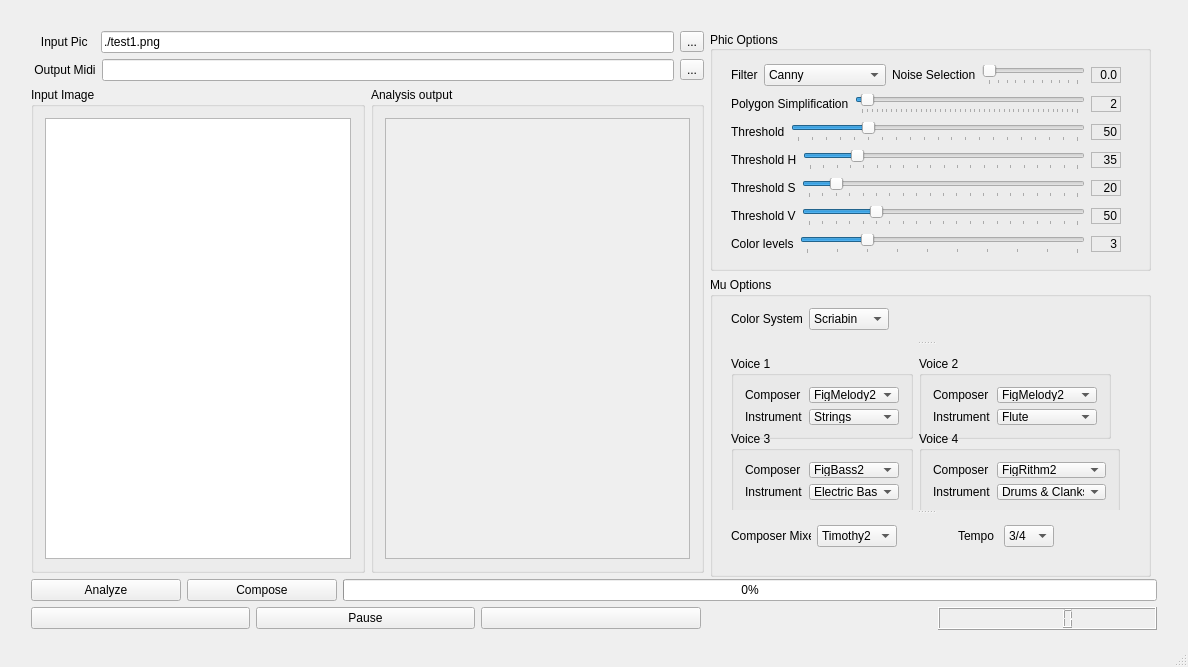
The window that GUI/GUIQt/guimupic.ui (ImageBasedComposing/muphic) describes before a commit, drawn with Qt 5.
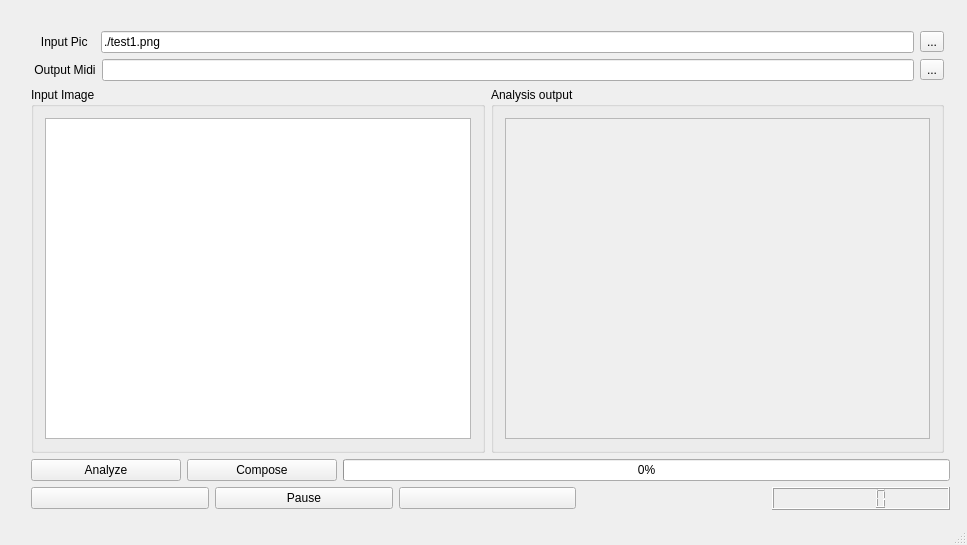
The same window after the commit. Icons and pictures are not drawn. Custom widgets are drawn as their Qt base class.

Commit message: + Cambiada la interfaz para que sea mas manejable + Reinstale Qt en C ya ejecuta bien phonon en mi pc... - No consigo hacer que se cierre todo al darle a cerrar solo a una de las ventanas... - Hay que compilar la GUI no me deja mandar el .exe

```diff
--- a/GUI/GUIQt/guimupic.ui
+++ b/GUI/GUIQt/guimupic.ui
@@ -6,8 +6,8 @@
    <rect>
     <x>0</x>
     <y>0</y>
-    <width>1188</width>
-    <height>667</height>
+    <width>967</width>
+    <height>545</height>
    </rect>
   </property>
   <property name="windowTitle">
@@ -19,8 +19,8 @@
      <rect>
       <x>10</x>
       <y>10</y>
-      <width>1171</width>
-      <height>631</height>
+      <width>951</width>
+      <height>511</height>
      </rect>
     </property>
     <layout class="QGridLayout" name="gridLayout_3">
@@ -151,8 +151,8 @@
                 <rect>
                  <x>0</x>
                  <y>0</y>
-                 <width>311</width>
-                 <height>453</height>
+                 <width>436</width>
+                 <height>333</height>
                 </rect>
                </property>
                <property name="sizePolicy">
@@ -177,26 +177,7 @@
        </item>
       </layout>
      </item>
-     <item row="1" column="3">
-      <layout class="QVBoxLayout" name="verticalLayout_2"/>
-     </item>
-     <item row="1" column="4">
-      <spacer name="horizontalSpacer_3">
-       <property name="orientation">
-        <enum>Qt::Horizontal</enum>
-       </property>
-       <property name="sizeType">
-        <enum>QSizePolicy::Fixed</enum>
-       </property>
-       <property name="sizeHint" stdset="0">
-        <size>
-         <width>13</width>
-         <height>20</height>
-        </size>
-       </property>
-      </spacer>
-     </item>
-     <item row="2" column="1" colspan="3">
+     <item row="2" column="1" colspan="2">
       <layout class="QVBoxLayout" name="verticalLayout">
        <item>
         <layout class="QHBoxLayout" name="horizontalLayout_2">
@@ -330,1123 +311,6 @@
        </property>
       </spacer>
      </item>
-     <item row="1" column="2">
-      <layout class="QVBoxLayout" name="verticalLayout_5">
-       <property name="sizeConstraint">
-        <enum>QLayout::SetFixedSize</enum>
-       </property>
-       <item>
-        <widget class="QGroupBox" name="groupBox_2">
-         <property name="sizePolicy">
-          <sizepolicy hsizetype="Fixed" vsizetype="Expanding">
-           <horstretch>0</horstretch>
-           <verstretch>0</verstretch>
-          </sizepolicy>
-         </property>
-         <property name="minimumSize">
-          <size>
-           <width>441</width>
-           <height>240</height>
-          </size>
-         </property>
-         <property name="maximumSize">
-          <size>
-           <width>441</width>
-           <height>16777215</height>
-          </size>
-         </property>
-         <property name="title">
-          <string>Phic Options</string>
-         </property>
-         <property name="alignment">
-          <set>Qt::AlignLeading|Qt::AlignLeft|Qt::AlignVCenter</set>
-         </property>
-         <widget class="QWidget" name="layoutWidget">
-          <property name="geometry">
-           <rect>
-            <x>10</x>
-            <y>20</y>
-            <width>412</width>
-            <height>220</height>
-           </rect>
-          </property>
-          <layout class="QVBoxLayout" name="verticalLayout_4">
-           <item>
-            <layout class="QHBoxLayout" name="horizontalLayout_6">
-             <item>
-              <widget class="QLabel" name="label">
-               <property name="sizePolicy">
-                <sizepolicy hsizetype="Fixed" vsizetype="Preferred">
-                 <horstretch>0</horstretch>
-                 <verstretch>0</verstretch>
-                </sizepolicy>
-               </property>
-               <property name="text">
-                <string>Filter</string>
-               </property>
-              </widget>
-             </item>
-             <item>
-              <widget class="QComboBox" name="filterSelComboBox">
-               <property name="currentIndex">
-                <number>2</number>
-               </property>
-               <item>
-                <property name="text">
-                 <string>Threshold</string>
-                </property>
-               </item>
-               <item>
-                <property name="text">
-                 <string>Adaptative Threshold</string>
-                </property>
-               </item>
-               <item>
-                <property name="text">
-                 <string>Canny</string>
-                </property>
-               </item>
-               <item>
-                <property name="text">
-                 <string>Hue Division</string>
-                </property>
-               </item>
-               <item>
-                <property name="text">
-                 <string>Multiple Threshold</string>
-                </property>
-               </item>
-              </widget>
-             </item>
-             <item>
-              <spacer name="horizontalSpacer">
-               <property name="orientation">
-                <enum>Qt::Horizontal</enum>
-               </property>
-               <property name="sizeType">
-                <enum>QSizePolicy::Expanding</enum>
-               </property>
-               <property name="sizeHint" stdset="0">
-                <size>
-                 <width>20</width>
-                 <height>20</height>
-                </size>
-               </property>
-              </spacer>
-             </item>
-             <item>
-              <widget class="QLabel" name="label_4">
-               <property name="text">
-                <string>Noise Selection</string>
-               </property>
-              </widget>
-             </item>
-             <item>
-              <widget class="QSlider" name="horizontalSlider_3">
-               <property name="minimumSize">
-                <size>
-                 <width>103</width>
-                 <height>0</height>
-                </size>
-               </property>
-               <property name="maximum">
-                <number>100</number>
-               </property>
-               <property name="singleStep">
-                <number>1</number>
-               </property>
-               <property name="pageStep">
-                <number>10</number>
-               </property>
-               <property name="value">
-                <number>0</number>
-               </property>
-               <property name="orientation">
-                <enum>Qt::Horizontal</enum>
-               </property>
-               <property name="tickPosition">
-                <enum>QSlider::TicksBelow</enum>
-               </property>
-               <property name="tickInterval">
-                <number>10</number>
-               </property>
-              </widget>
-             </item>
-             <item>
-              <widget class="QLabel" name="noiseLabel">
-               <property name="sizePolicy">
-                <sizepolicy hsizetype="Fixed" vsizetype="Fixed">
-                 <horstretch>0</horstretch>
-                 <verstretch>0</verstretch>
-                </sizepolicy>
-               </property>
-               <property name="minimumSize">
-                <size>
-                 <width>30</width>
-                 <height>0</height>
-                </size>
-               </property>
-               <property name="maximumSize">
-                <size>
-                 <width>30</width>
-                 <height>16777215</height>
-                </size>
-               </property>
-               <property name="frameShape">
-                <enum>QFrame::StyledPanel</enum>
-               </property>
-               <property name="text">
-                <string>0.0</string>
-               </property>
-               <property name="alignment">
-                <set>Qt::AlignRight|Qt::AlignTrailing|Qt::AlignVCenter</set>
-               </property>
-              </widget>
-             </item>
-            </layout>
-           </item>
-           <item>
-            <layout class="QHBoxLayout" name="horizontalLayout_7">
-             <item>
-              <widget class="QLabel" name="label_3">
-               <property name="sizePolicy">
-                <sizepolicy hsizetype="Fixed" vsizetype="Preferred">
-                 <horstretch>0</horstretch>
-                 <verstretch>0</verstretch>
-                </sizepolicy>
-               </property>
-               <property name="text">
-                <string>Polygon Simplification</string>
-               </property>
-              </widget>
-             </item>
-             <item>
-              <widget class="QSlider" name="horizontalSlider_6">
-               <property name="minimum">
-                <number>1</number>
-               </property>
-               <property name="maximum">
-                <number>45</number>
-               </property>
-               <property name="value">
-                <number>2</number>
-               </property>
-               <property name="orientation">
-                <enum>Qt::Horizontal</enum>
-               </property>
-               <property name="tickPosition">
-                <enum>QSlider::TicksBelow</enum>
-               </property>
-               <property name="tickInterval">
-                <number>1</number>
-               </property>
-              </widget>
-             </item>
-             <item>
-              <widget class="QLabel" name="labelPolSimp">
-               <property name="sizePolicy">
-                <sizepolicy hsizetype="Fixed" vsizetype="Fixed">
-                 <horstretch>0</horstretch>
-                 <verstretch>0</verstretch>
-                </sizepolicy>
-               </property>
-               <property name="minimumSize">
-                <size>
-                 <width>30</width>
-                 <height>0</height>
-                </size>
-               </property>
-               <property name="maximumSize">
-                <size>
-                 <width>30</width>
-                 <height>16777215</height>
-                </size>
-               </property>
-               <property name="frameShape">
-                <enum>QFrame::StyledPanel</enum>
-               </property>
-               <property name="text">
-                <string>2</string>
-               </property>
-               <property name="alignment">
-                <set>Qt::AlignRight|Qt::AlignTrailing|Qt::AlignVCenter</set>
-               </property>
-              </widget>
-             </item>
-            </layout>
-           </item>
-           <item>
-            <layout class="QHBoxLayout" name="horizontalLayout_8">
-             <item>
-              <widget class="QLabel" name="label_2">
-               <property name="text">
-                <string>Threshold</string>
-               </property>
-              </widget>
-             </item>
-             <item>
-              <widget class="QSlider" name="horizontalSlider_2">
-               <property name="enabled">
-                <bool>true</bool>
-               </property>
-               <property name="maximum">
-                <number>200</number>
-               </property>
-               <property name="value">
-                <number>50</number>
-               </property>
-               <property name="orientation">
-                <enum>Qt::Horizontal</enum>
-               </property>
-               <property name="tickPosition">
-                <enum>QSlider::TicksBelow</enum>
-               </property>
-               <property name="tickInterval">
-                <number>10</number>
-               </property>
-              </widget>
-             </item>
-             <item>
-              <widget class="QLabel" name="tLabel">
-               <property name="enabled">
-                <bool>true</bool>
-               </property>
-               <property name="sizePolicy">
-                <sizepolicy hsizetype="Fixed" vsizetype="Fixed">
-                 <horstretch>0</horstretch>
-                 <verstretch>0</verstretch>
-                </sizepolicy>
-               </property>
-               <property name="minimumSize">
-                <size>
-                 <width>30</width>
-                 <height>0</height>
-                </size>
-               </property>
-               <property name="maximumSize">
-                <size>
-                 <width>30</width>
-                 <height>16777215</height>
-                </size>
-               </property>
-               <property name="frameShape">
-                <enum>QFrame::StyledPanel</enum>
-               </property>
-               <property name="text">
-                <string>50</string>
-               </property>
-               <property name="alignment">
-                <set>Qt::AlignRight|Qt::AlignTrailing|Qt::AlignVCenter</set>
-               </property>
-              </widget>
-             </item>
-            </layout>
-           </item>
-           <item>
-            <layout class="QHBoxLayout" name="horizontalLayout_9">
-             <item>
-              <widget class="QLabel" name="label_ThresholdH">
-               <property name="text">
-                <string>Threshold H</string>
-               </property>
-              </widget>
-             </item>
-             <item>
-              <widget class="QSlider" name="horizontalSliderTH">
-               <property name="enabled">
-                <bool>true</bool>
-               </property>
-               <property name="maximum">
-                <number>200</number>
-               </property>
-               <property name="value">
-                <number>35</number>
-               </property>
-               <property name="orientation">
-                <enum>Qt::Horizontal</enum>
-               </property>
-               <property name="tickPosition">
-                <enum>QSlider::TicksBelow</enum>
-               </property>
-               <property name="tickInterval">
-                <number>10</number>
-               </property>
-              </widget>
-             </item>
-             <item>
-              <widget class="QLabel" name="labelThresholdH">
-               <property name="sizePolicy">
-                <sizepolicy hsizetype="Fixed" vsizetype="Fixed">
-                 <horstretch>0</horstretch>
-                 <verstretch>0</verstretch>
-                </sizepolicy>
-               </property>
-               <property name="minimumSize">
-                <size>
-                 <width>30</width>
-                 <height>0</height>
-                </size>
-               </property>
-               <property name="frameShape">
-                <enum>QFrame::StyledPanel</enum>
-               </property>
-               <property name="text">
-                <string>35</string>
-               </property>
-               <property name="alignment">
-                <set>Qt::AlignRight|Qt::AlignTrailing|Qt::AlignVCenter</set>
-               </property>
-              </widget>
-             </item>
-            </layout>
-           </item>
-           <item>
-            <layout class="QHBoxLayout" name="horizontalLayout_10">
-             <item>
-              <widget class="QLabel" name="label_ThresholdS">
-               <property name="text">
-                <string>Threshold S</string>
-               </property>
-              </widget>
-             </item>
-             <item>
-              <widget class="QSlider" name="horizontalSliderTS">
-               <property name="enabled">
-                <bool>true</bool>
-               </property>
-               <property name="maximum">
-                <number>200</number>
-               </property>
-               <property name="value">
-                <number>20</number>
-               </property>
-               <property name="orientation">
-                <enum>Qt::Horizontal</enum>
-               </property>
-               <property name="tickPosition">
-                <enum>QSlider::TicksBelow</enum>
-               </property>
-               <property name="tickInterval">
-                <number>10</number>
-               </property>
-              </widget>
-             </item>
-             <item>
-              <widget class="QLabel" name="labelThresholdS">
-               <property name="sizePolicy">
-                <sizepolicy hsizetype="Fixed" vsizetype="Fixed">
-                 <horstretch>0</horstretch>
-                 <verstretch>0</verstretch>
-                </sizepolicy>
-               </property>
-               <property name="minimumSize">
-                <size>
-                 <width>30</width>
-                 <height>0</height>
-                </size>
-               </property>
-               <property name="frameShape">
-                <enum>QFrame::StyledPanel</enum>
-               </property>
-               <property name="text">
-                <string>20</string>
-               </property>
-               <property name="alignment">
-                <set>Qt::AlignRight|Qt::AlignTrailing|Qt::AlignVCenter</set>
-               </property>
-              </widget>
-             </item>
-            </layout>
-           </item>
-           <item>
-            <layout class="QHBoxLayout" name="horizontalLayout_11">
-             <item>
-              <widget class="QLabel" name="label_ThresholdV">
-               <property name="text">
-                <string>Threshold V</string>
-               </property>
-              </widget>
-             </item>
-             <item>
-              <widget class="QSlider" name="horizontalSliderTV">
-               <property name="enabled">
-                <bool>true</bool>
-               </property>
-               <property name="maximum">
-                <number>200</number>
-               </property>
-               <property name="value">
-                <number>50</number>
-               </property>
-               <property name="orientation">
-                <enum>Qt::Horizontal</enum>
-               </property>
-               <property name="tickPosition">
-                <enum>QSlider::TicksBelow</enum>
-               </property>
-               <property name="tickInterval">
-                <number>10</number>
-               </property>
-              </widget>
-             </item>
-             <item>
-              <widget class="QLabel" name="labelThresholdV">
-               <property name="sizePolicy">
-                <sizepolicy hsizetype="Fixed" vsizetype="Fixed">
-                 <horstretch>0</horstretch>
-                 <verstretch>0</verstretch>
-                </sizepolicy>
-               </property>
-               <property name="minimumSize">
-                <size>
-                 <width>30</width>
-                 <height>0</height>
-                </size>
-               </property>
-               <property name="frameShape">
-                <enum>QFrame::StyledPanel</enum>
-               </property>
-               <property name="text">
-                <string>50</string>
-               </property>
-               <property name="alignment">
-                <set>Qt::AlignRight|Qt::AlignTrailing|Qt::AlignVCenter</set>
-               </property>
-              </widget>
-             </item>
-            </layout>
-           </item>
-           <item>
-            <layout class="QHBoxLayout" name="horizontalLayout">
-             <item>
-              <widget class="QLabel" name="label_ColorLevels">
-               <property name="text">
-                <string>Color levels</string>
-               </property>
-              </widget>
-             </item>
-             <item>
-              <widget class="QSlider" name="horizontalSlider_colorLevels">
-               <property name="minimum">
-                <number>1</number>
-               </property>
-               <property name="maximum">
-                <number>10</number>
-               </property>
-               <property name="value">
-                <number>3</number>
-               </property>
-               <property name="orientation">
-                <enum>Qt::Horizontal</enum>
-               </property>
-               <property name="tickPosition">
-                <enum>QSlider::TicksBelow</enum>
-               </property>
-               <property name="tickInterval">
-                <number>1</number>
-               </property>
-              </widget>
-             </item>
-             <item>
-              <widget class="QLabel" name="labelColorLevels">
-               <property name="sizePolicy">
-                <sizepolicy hsizetype="Fixed" vsizetype="Fixed">
-                 <horstretch>0</horstretch>
-                 <verstretch>0</verstretch>
-                </sizepolicy>
-               </property>
-               <property name="minimumSize">
-                <size>
-                 <width>30</width>
-                 <height>0</height>
-                </size>
-               </property>
-               <property name="frameShape">
-                <enum>QFrame::StyledPanel</enum>
-               </property>
-               <property name="text">
-                <string>3</string>
-               </property>
-               <property name="alignment">
-                <set>Qt::AlignRight|Qt::AlignTrailing|Qt::AlignVCenter</set>
-               </property>
-              </widget>
-             </item>
-            </layout>
-           </item>
-          </layout>
-         </widget>
-        </widget>
-       </item>
-       <item>
-        <widget class="QGroupBox" name="groupBox_3">
-         <property name="sizePolicy">
-          <sizepolicy hsizetype="Fixed" vsizetype="Expanding">
-           <horstretch>0</horstretch>
-           <verstretch>0</verstretch>
-          </sizepolicy>
-         </property>
-         <property name="minimumSize">
-          <size>
-           <width>441</width>
-           <height>300</height>
-          </size>
-         </property>
-         <property name="maximumSize">
-          <size>
-           <width>441</width>
-           <height>16777215</height>
-          </size>
-         </property>
-         <property name="title">
-          <string>Mu Options</string>
-         </property>
-         <widget class="QSplitter" name="splitter">
-          <property name="geometry">
-           <rect>
-            <x>10</x>
-            <y>20</y>
-            <width>411</width>
-            <height>261</height>
-           </rect>
-          </property>
-          <property name="orientation">
-           <enum>Qt::Vertical</enum>
-          </property>
-          <widget class="QWidget" name="layoutWidget">
-           <layout class="QHBoxLayout" name="horizontalLayout_12">
-            <item>
-             <widget class="QLabel" name="label_reconColors">
-              <property name="text">
-               <string>Color System</string>
-              </property>
-             </widget>
-            </item>
-            <item>
-             <widget class="QComboBox" name="comboBox_reconColors">
-              <property name="sizePolicy">
-               <sizepolicy hsizetype="MinimumExpanding" vsizetype="Fixed">
-                <horstretch>0</horstretch>
-                <verstretch>0</verstretch>
-               </sizepolicy>
-              </property>
-              <property name="minimumSize">
-               <size>
-                <width>80</width>
-                <height>0</height>
-               </size>
-              </property>
-              <property name="maximumSize">
-               <size>
-                <width>80</width>
-                <height>16777215</height>
-               </size>
-              </property>
-              <property name="currentIndex">
-               <number>2</number>
-              </property>
-              <item>
-               <property name="text">
-                <string>Demo1</string>
-               </property>
-              </item>
-              <item>
-               <property name="text">
-                <string>Demo2</string>
-               </property>
-              </item>
-              <item>
-               <property name="text">
-                <string>Scriabin</string>
-               </property>
-              </item>
-             </widget>
-            </item>
-            <item>
-             <spacer name="horizontalSpacer_4">
-              <property name="orientation">
-               <enum>Qt::Horizontal</enum>
-              </property>
-              <property name="sizeHint" stdset="0">
-               <size>
-                <width>40</width>
-                <height>20</height>
-               </size>
-              </property>
-             </spacer>
-            </item>
-           </layout>
-          </widget>
-          <widget class="QWidget" name="layoutWidget">
-           <layout class="QGridLayout" name="gridLayout_5">
-            <item row="0" column="0">
-             <widget class="QGroupBox" name="groupBox_v1">
-              <property name="sizePolicy">
-               <sizepolicy hsizetype="Fixed" vsizetype="MinimumExpanding">
-                <horstretch>0</horstretch>
-                <verstretch>0</verstretch>
-               </sizepolicy>
-              </property>
-              <property name="minimumSize">
-               <size>
-                <width>179</width>
-                <height>83</height>
-               </size>
-              </property>
-              <property name="title">
-               <string>Voice 1</string>
-              </property>
-              <layout class="QGridLayout" name="gridLayout_6">
-               <item row="0" column="0">
-                <widget class="QLabel" name="label_v1Composer">
-                 <property name="text">
-                  <string>Composer</string>
-                 </property>
-                </widget>
-               </item>
-               <item row="0" column="1">
-                <widget class="QComboBox" name="comboBox_v1Composer">
-                 <property name="currentIndex">
-                  <number>2</number>
-                 </property>
-                 <item>
-                  <property name="text">
-                   <string>Demo1</string>
-                  </property>
-                 </item>
-                 <item>
-                  <property name="text">
-                   <string>Demo2</string>
-                  </property>
-                 </item>
-                 <item>
-                  <property name="text">
-                   <string>FigMelody2</string>
-                  </property>
-                 </item>
-                </widget>
-               </item>
-               <item row="1" column="0">
-                <widget class="QLabel" name="label_v1Instrument">
-                 <property name="text">
-                  <string>Instrument</string>
-                 </property>
-                </widget>
-               </item>
-               <item row="1" column="1">
-                <widget class="QComboBox" name="comboBox_v1Instrument">
-                 <property name="currentIndex">
-                  <number>0</number>
-                 </property>
-                 <item>
-                  <property name="text">
-                   <string>Strings</string>
-                  </property>
-                 </item>
-                 <item>
-                  <property name="text">
-                   <string>Flute</string>
-                  </property>
-                 </item>
-                 <item>
-                  <property name="text">
-                   <string>Electric Bass</string>
-                  </property>
-                 </item>
-                </widget>
-               </item>
-              </layout>
-             </widget>
-            </item>
-            <item row="0" column="1">
-             <widget class="QGroupBox" name="groupBox_v2">
-              <property name="sizePolicy">
-               <sizepolicy hsizetype="Fixed" vsizetype="MinimumExpanding">
-                <horstretch>0</horstretch>
-                <verstretch>0</verstretch>
-               </sizepolicy>
-              </property>
-              <property name="minimumSize">
-               <size>
-                <width>179</width>
-                <height>83</height>
-               </size>
-              </property>
-              <property name="title">
-               <string>Voice 2</string>
-              </property>
-              <layout class="QGridLayout" name="gridLayout_8">
-               <item row="0" column="0">
-                <widget class="QLabel" name="label_v2Composer">
-                 <property name="text">
-                  <string>Composer</string>
-                 </property>
-                </widget>
-               </item>
-               <item row="0" column="1">
-                <widget class="QComboBox" name="comboBox_v2Composer">
-                 <property name="currentIndex">
-                  <number>2</number>
-                 </property>
-                 <item>
-                  <property name="text">
-                   <string>Demo1</string>
-                  </property>
-                 </item>
-                 <item>
-                  <property name="text">
-                   <string>Demo2</string>
-                  </property>
-                 </item>
-                 <item>
-                  <property name="text">
-                   <string>FigMelody2</string>
-                  </property>
-                 </item>
-                </widget>
-               </item>
-               <item row="1" column="0">
-                <widget class="QLabel" name="label_v2Instrument">
-                 <property name="text">
-                  <string>Instrument</string>
-                 </property>
-                </widget>
-               </item>
-               <item row="1" column="1">
-                <widget class="QComboBox" name="comboBox_v2Instruments">
-                 <property name="currentIndex">
-                  <number>1</number>
-                 </property>
-                 <item>
-                  <property name="text">
-                   <string>Strings</string>
-                  </property>
-                 </item>
-                 <item>
-                  <property name="text">
-                   <string>Flute</string>
-                  </property>
-                 </item>
-                 <item>
-                  <property name="text">
-                   <string>Electric Bass</string>
-                  </property>
-                 </item>
-                </widget>
-               </item>
-              </layout>
-             </widget>
-            </item>
-            <item row="1" column="0">
-             <widget class="QGroupBox" name="groupBox_v3">
-              <property name="sizePolicy">
-               <sizepolicy hsizetype="Fixed" vsizetype="MinimumExpanding">
-                <horstretch>0</horstretch>
-                <verstretch>0</verstretch>
-               </sizepolicy>
-              </property>
-              <property name="minimumSize">
-               <size>
-                <width>179</width>
-                <height>83</height>
-               </size>
-              </property>
-              <property name="title">
-               <string>Voice 3</string>
-              </property>
-              <layout class="QGridLayout" name="gridLayout_7">
-               <item row="0" column="0">
-                <widget class="QLabel" name="label_v3Composer">
-                 <property name="text">
-                  <string>Composer</string>
-                 </property>
-                </widget>
-               </item>
-               <item row="0" column="1">
-                <widget class="QComboBox" name="comboBox_v3Composer">
-                 <property name="currentIndex">
-                  <number>2</number>
-                 </property>
-                 <item>
-                  <property name="text">
-                   <string>Demo1</string>
-                  </property>
-                 </item>
-                 <item>
-                  <property name="text">
-                   <string>Demo2</string>
-                  </property>
-                 </item>
-                 <item>
-                  <property name="text">
-                   <string>FigBass2</string>
-                  </property>
-                 </item>
-                </widget>
-               </item>
-               <item row="1" column="0">
-                <widget class="QLabel" name="label_v3Instrument">
-                 <property name="text">
-                  <string>Instrument</string>
-                 </property>
-                </widget>
-               </item>
-               <item row="1" column="1">
-                <widget class="QComboBox" name="comboBox_v3Instrument">
-                 <property name="currentIndex">
-                  <number>2</number>
-                 </property>
-                 <item>
-                  <property name="text">
-                   <string>Strings</string>
-                  </property>
-                 </item>
-                 <item>
-                  <property name="text">
-                   <string>Flute</string>
-                  </property>
-                 </item>
-                 <item>
-                  <property name="text">
-                   <string>Electric Bass</string>
-                  </property>
-                 </item>
-                </widget>
-               </item>
-              </layout>
-             </widget>
-            </item>
-            <item row="1" column="1">
-             <widget class="QGroupBox" name="groupBox_v4">
-              <property name="sizePolicy">
-               <sizepolicy hsizetype="Fixed" vsizetype="MinimumExpanding">
-                <horstretch>0</horstretch>
-                <verstretch>0</verstretch>
-               </sizepolicy>
-              </property>
-              <property name="minimumSize">
-               <size>
-                <width>179</width>
-                <height>83</height>
-               </size>
-              </property>
-              <property name="title">
-               <string>Voice 4</string>
-              </property>
-              <layout class="QGridLayout" name="gridLayout_9">
-               <item row="0" column="0">
-                <widget class="QLabel" name="label_v4Composer">
-                 <property name="text">
-                  <string>Composer</string>
-                 </property>
-                </widget>
-               </item>
-               <item row="0" column="1">
-                <widget class="QComboBox" name="comboBox_v4Composer">
-                 <property name="currentIndex">
-                  <number>2</number>
-                 </property>
-                 <item>
-                  <property name="text">
-                   <string>Demo1</string>
-                  </property>
-                 </item>
-                 <item>
-                  <property name="text">
-                   <string>Demo2</string>
-                  </property>
-                 </item>
-                 <item>
-                  <property name="text">
-                   <string>FigRithm2</string>
-                  </property>
-                 </item>
-                </widget>
-               </item>
-               <item row="1" column="0">
-                <widget class="QLabel" name="label_v4Instrument">
-                 <property name="text">
-                  <string>Instrument</string>
-                 </property>
-                </widget>
-               </item>
-               <item row="1" column="1">
-                <widget class="QComboBox" name="comboBox_v4Instrument">
-                 <property name="currentIndex">
-                  <number>2</number>
-                 </property>
-                 <item>
-                  <property name="text">
-                   <string>Demo1</string>
-                  </property>
-                 </item>
-                 <item>
-                  <property name="text">
-                   <string>Demo2</string>
-                  </property>
-                 </item>
-                 <item>
-                  <property name="text">
-                   <string>Drums &amp; Clanks</string>
-                  </property>
-                 </item>
-                </widget>
-               </item>
-              </layout>
-             </widget>
-            </item>
-           </layout>
-          </widget>
-          <widget class="QWidget" name="layoutWidget">
-           <layout class="QHBoxLayout" name="horizontalLayout_13">
-            <item>
-             <widget class="QLabel" name="label_composerMix">
-              <property name="minimumSize">
-               <size>
-                <width>80</width>
-                <height>0</height>
-               </size>
-              </property>
-              <property name="maximumSize">
-               <size>
-                <width>80</width>
-                <height>16777215</height>
-               </size>
-              </property>
-              <property name="text">
-               <string>Composer Mixer</string>
-              </property>
-             </widget>
-            </item>
-            <item>
-             <widget class="QComboBox" name="comboBox_composerMixer">
-              <property name="currentIndex">
-               <number>2</number>
-              </property>
-              <item>
-               <property name="text">
-                <string>Demo1</string>
-               </property>
-              </item>
-              <item>
-               <property name="text">
-                <string>Demo2</string>
-               </property>
-              </item>
-              <item>
-               <property name="text">
-                <string>Timothy2</string>
-               </property>
-              </item>
-             </widget>
-            </item>
-            <item>
-             <spacer name="horizontalSpacer_2">
-              <property name="orientation">
-               <enum>Qt::Horizontal</enum>
-              </property>
-              <property name="sizeType">
-               <enum>QSizePolicy::Fixed</enum>
-              </property>
-              <property name="sizeHint" stdset="0">
-               <size>
-                <width>55</width>
-                <height>20</height>
-               </size>
-              </property>
-             </spacer>
-            </item>
-            <item>
-             <widget class="QLabel" name="label_tempo">
-              <property name="sizePolicy">
-               <sizepolicy hsizetype="Fixed" vsizetype="Preferred">
-                <horstretch>0</horstretch>
-                <verstretch>0</verstretch>
-               </sizepolicy>
-              </property>
-              <property name="minimumSize">
-               <size>
-                <width>40</width>
-                <height>0</height>
-               </size>
-              </property>
-              <property name="maximumSize">
-               <size>
-                <width>40</width>
-                <height>16777215</height>
-               </size>
-              </property>
-              <property name="baseSize">
-               <size>
-                <width>0</width>
-                <height>0</height>
-               </size>
-              </property>
-              <property name="text">
-               <string>Tempo</string>
-              </property>
-             </widget>
-            </item>
-            <item>
-             <widget class="QComboBox" name="comboBox_v3Composer_3">
-              <property name="sizePolicy">
-               <sizepolicy hsizetype="MinimumExpanding" vsizetype="Fixed">
-                <horstretch>0</horstretch>
-                <verstretch>0</verstretch>
-               </sizepolicy>
-              </property>
-              <property name="minimumSize">
-               <size>
-                <width>40</width>
-                <height>0</height>
-               </size>
-              </property>
-              <property name="maximumSize">
-               <size>
-                <width>50</width>
-                <height>16777215</height>
-               </size>
-              </property>
-              <property name="currentIndex">
-               <number>2</number>
-              </property>
-              <item>
-               <property name="text">
-                <string>1/4</string>
-               </property>
-              </item>
-              <item>
-               <property name="text">
-                <string>2/4</string>
-               </property>
-              </item>
-              <item>
-               <property name="text">
-                <string>3/4</string>
-               </property>
-              </item>
-             </widget>
-            </item>
-            <item>
-             <spacer name="horizontalSpacer_6">
-              <property name="orientation">
-               <enum>Qt::Horizontal</enum>
-              </property>
-              <property name="sizeHint" stdset="0">
-               <size>
-                <width>40</width>
-                <height>20</height>
-               </size>
-              </property>
-             </spacer>
-            </item>
-           </layout>
-          </widget>
-         </widget>
-        </widget>
-       </item>
-      </layout>
-     </item>
     </layout>
    </widget>
   </widget>
```
The commit also changes 4 other files.
